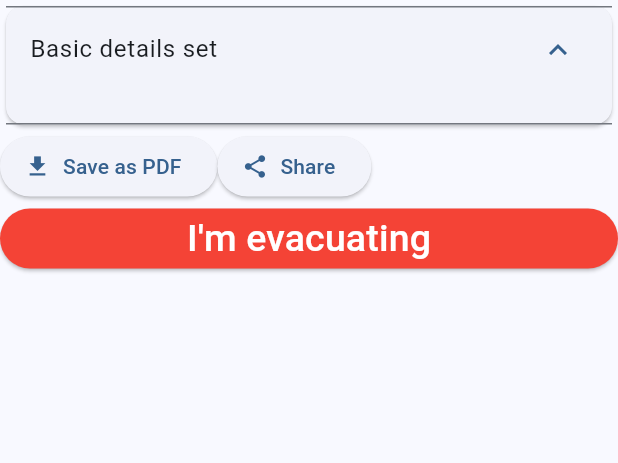
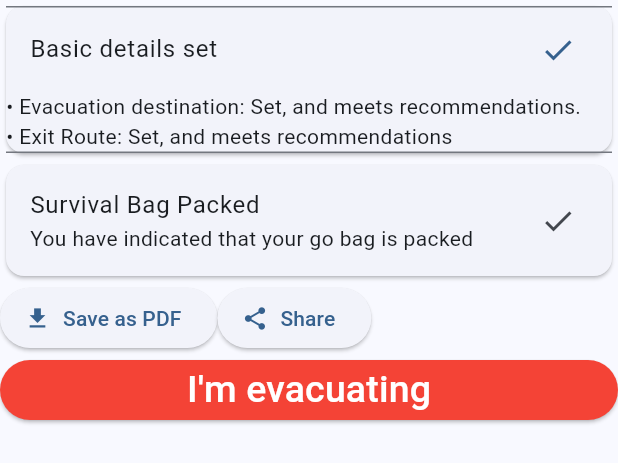
Before and after one commit to yetanothercarbot/govhack-2023, a Flutter app: the SurvivalPlan widget shown alone on an empty page, opened directly, after a tap on "Basic details set", on a phone screen of 412 x 824 dp. Shown: the top 463 px of the screen. Run offline on Flutter 3.47's test engine with Material 2 defaults, Android fonts, the phone set to English and light mode, and no system bars; our stand-ins replace flutter_svg, geolocator.

Commit message:
Add mock survival plan

```diff
--- a/app/brisilience/lib/ui.dart
+++ b/app/brisilience/lib/ui.dart
@@ -117,7 +117,7 @@ class ShortTermPage extends StatelessWidget {
             title: Text('Fire Risk'),
             subtitle: Text('High - Watch and Act - Action Needed.'),
             initiallyExpanded: true,
-            trailing: Icon(Icons.warning_amber),
+            trailing: Icon(Icons.warning),
             children: [
               Card(
                 child: Text('QFES has issued a Watch and Act for a fire that is currently 6.5km from your address. Please review your survival plan and be prepared to take action.'),
@@ -201,8 +201,27 @@ class SurvivalPlan extends StatelessWidget {
         Card(
           child: ExpansionTile(
             title: Text('Basic details set'),
+            trailing: Icon(Icons.check),
+            expandedAlignment: Alignment.topLeft,
             children: [
-              Text('')
+              Text('\u2022 Evacuation destination: Set, and meets recommendations.\n\u2022 Exit Route: Set, and meets recommendations'),
+            ],
+          ),
+        ),
+        Card(
+          child: ExpansionTile(
+            title: Text('Survival Bag Packed'),
+            subtitle: Text('You have indicated that your go bag is packed'),
+            trailing: Icon(Icons.check),
+            expandedAlignment: Alignment.topLeft,
+            children: [
+              Text('''Your survival bag should contain:
+\u2022 Sufficient non-perishable food & drink
+\u2022 First Aid Kit
+\u2022 Radio with batteries
+\u2022 Prescription Medication
+\u2022 Sufficient fuel for evacuation
+\u2022 Photocopies of important documents (including identification, health information, prescriptions, insurance)'''),
             ],
           ),
         ),
@@ -219,25 +238,33 @@ class SurvivalPlan extends StatelessWidget {
           ),
         ],),
         ElevatedButton(
-          onPressed: () {},
+          onPressed: () {
+            showDialog(context: context, barrierDismissible: false, builder: (BuildContext context) {
+              return AlertDialog(
+                title: Text('Before you go...'),
+                content: SizedBox(
+                  width: 300,
+                  height: 300,
+                  child: Text('''Make sure you have the following:
+\u2022 Everybody who is evacuating with you
+\u2022 Pets or animals
+\u2022 Survival bag
+                  ''')
+                ),
+                actions: <Widget>[
+                  TextButton(
+                    onPressed: () => Navigator.pop(context, 'OK'),
+                    child: const Text('OK'),
+                  ),
+                ],
+              );
+            });
+          },
           style: ElevatedButton.styleFrom(backgroundColor: Colors.red, foregroundColor: Colors.white),
           child: Text('I\'m evacuating', style: TextStyle(fontSize: 25),)
         ),
       ],
     ),);
-  }
-}
-
-class EvacuationPrompt extends StatelessWidget {
-  @override
-  Widget build(BuildContext context) {
-    return AlertDialog(
-      content: SizedBox(
-        width: 300,
-        height: 300,
-        child: Placeholder(),
-      ),
-    );
   }
 }
 
```
